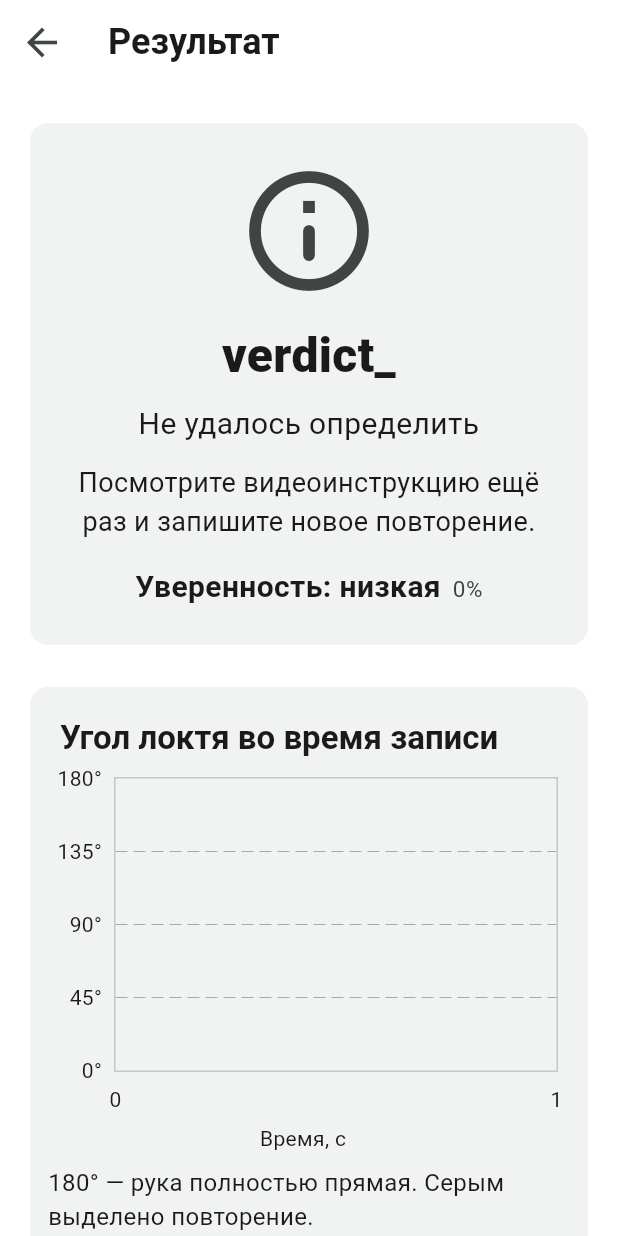
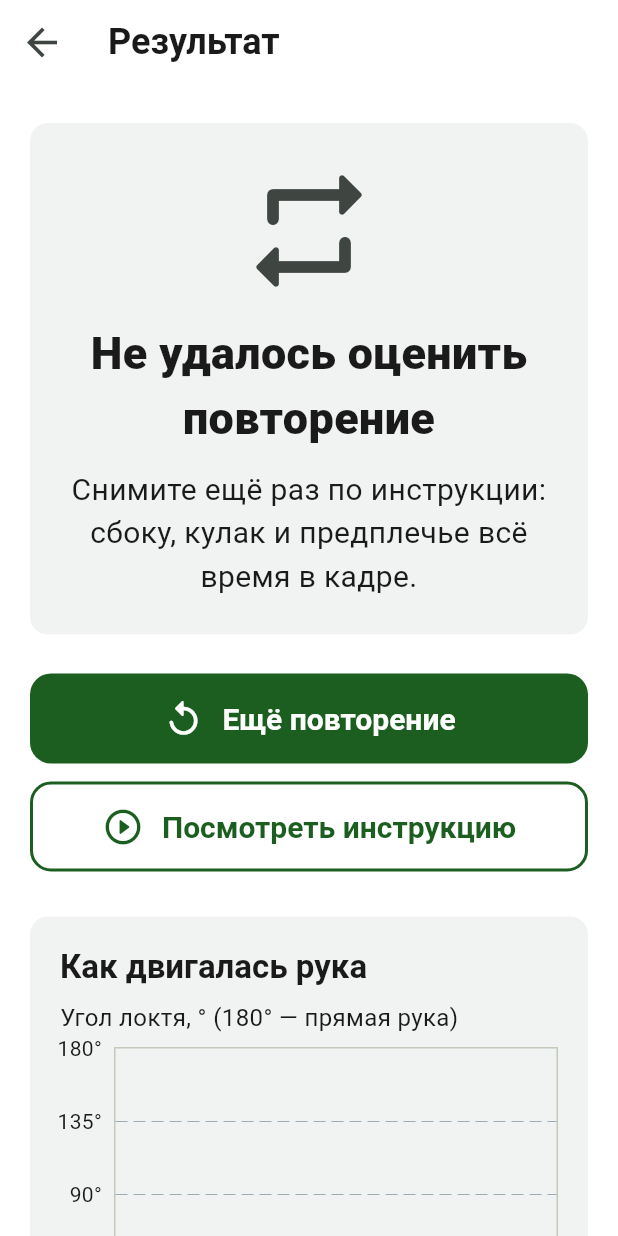
Before and after one commit to Qalau-Development/seriq-ai, a Flutter app: the ResultScreen screen opened directly with empty values, on a phone screen of 412 x 824 dp. Run offline on Flutter 3.47's test engine with Material 3 defaults, Android fonts, the phone set to English and light mode, and no system bars; our stand-ins replace image_picker, material_ui, shared_preferences, video_player; accounts and stored records are empty.

Commit message:
Экран результата переделан: итог по метке, угол разгибания, уверенность без процента

```diff
--- a/apps/mobile/lib/core/strings.dart
+++ b/apps/mobile/lib/core/strings.dart
@@ -42,18 +42,22 @@ class Strings {
     'try_again': 'Попробовать снова',
     'verdict_completed': 'Выполнено',
     'verdict_check_instructions': 'Проверьте инструкцию',
-    'verdict_check_instructions_hint':
-        'Посмотрите видеоинструкцию ещё раз и запишите новое повторение.',
     'label_complete': 'Выполнено полностью',
     'label_incomplete': 'Выполнено не полностью',
     'label_uncertain': 'Не удалось определить',
-    'confidence_title': 'Уверенность',
+    'result_heading_complete': 'Выполнено',
+    'result_heading_incomplete': 'Рука разогнута не до конца',
+    'result_heading_uncertain': 'Не удалось оценить повторение',
+    'result_text_complete': 'Рука разогнулась до {max}° — полностью.',
+    'result_text_incomplete': 'Рука разогнулась до {max}° из 180°. Посмотрите инструкцию и попробуйте ещё раз.',
+    'result_text_uncertain': 'Снимите ещё раз по инструкции: сбоку, кулак и предплечье всё время в кадре.',
+    'confidence_title': 'Уверенность оценки',
     'confidence_high': 'высокая',
     'confidence_medium': 'средняя',
     'confidence_low': 'низкая',
-    'chart_title': 'Угол локтя во время записи',
+    'chart_title': 'Как двигалась рука',
+    'chart_y_label': 'Угол локтя, ° (180° — прямая рука)',
     'chart_x_label': 'Время, с',
-    'chart_hint': '180° — рука полностью прямая. Серым выделено повторение.',
     'chart_gap_hint': 'Разрывы линии — моменты, когда рука не была видна.',
     'mock_badge': 'Тестовые данные — не результат модели',
     'warnings_title': 'Подсказки по съёмке',
@@ -146,18 +150,22 @@ class Strings {
     'try_again': 'Қайталап көру',
     'verdict_completed': 'Орындалды',
     'verdict_check_instructions': 'Нұсқаулықты тексеріңіз',
-    'verdict_check_instructions_hint':
-        'Бейненұсқаулықты қайта қарап, жаңа қайталауды жазыңыз.',
     'label_complete': 'Толық орындалды',
     'label_incomplete': 'Толық орындалмады',
     'label_uncertain': 'Анықтау мүмкін болмады',
-    'confidence_title': 'Сенімділік',
+    'result_heading_complete': 'Орындалды',
+    'result_heading_incomplete': 'Қол соңына дейін жазылмады',
+    'result_heading_uncertain': 'Қайталауды бағалау мүмкін болмады',
+    'result_text_complete': 'Жазылу бұрышы: {max}° — қол толық жазылды.',
+    'result_text_incomplete': 'Жазылу бұрышы: {max}°, толық жазылу — 180°. Нұсқаулықты қарап, қайталап көріңіз.',
+    'result_text_uncertain': 'Нұсқаулық бойынша қайта түсіріңіз: бүйірден, жұдырық пен білек үнемі кадрда болсын.',
+    'confidence_title': 'Бағалаудың сенімділігі',
     'confidence_high': 'жоғары',
     'confidence_medium': 'орташа',
     'confidence_low': 'төмен',
-    'chart_title': 'Жазу кезіндегі шынтақ бұрышы',
+    'chart_title': 'Қол қалай қозғалды',
+    'chart_y_label': 'Шынтақ бұрышы, ° (180° — түзу қол)',
     'chart_x_label': 'Уақыт, с',
-    'chart_hint': '180° — қол толық түзу. Қайталау сұр түспен белгіленген.',
     'chart_gap_hint': 'Сызықтағы үзілістер — қол көрінбеген сәттер.',
     'mock_badge': 'Сынақ деректері — модель нәтижесі емес',
     'warnings_title': 'Түсіру бойынша кеңестер',
--- a/apps/mobile/lib/features/result/result_screen.dart
+++ b/apps/mobile/lib/features/result/result_screen.dart
@@ -8,7 +8,7 @@ import '../../widgets/big_button.dart';
 import '../../widgets/mock_badge.dart';
 import '../../widgets/verdict_card.dart';
 
-// ResultScreen — результат анализа одного повторения
+// ResultScreen — результат одного повторения: итог, кнопки, график, уверенность
 class ResultScreen extends StatelessWidget {
   final AnalysisResult result;
 
@@ -17,6 +17,7 @@ class ResultScreen extends StatelessWidget {
   @override
   Widget build(BuildContext context) {
     final cycle = result.mainCycle;
+    final titleStyle = Theme.of(context).textTheme.titleLarge;
     final hints = result.warnings
         .map((w) => 'warning_$w')
         .where(Strings.ru.containsKey)
@@ -32,9 +33,38 @@ class ResultScreen extends StatelessWidget {
               const SizedBox(height: 16),
             ],
             VerdictCard(
-              verdict: result.verdict,
               label: cycle?.label ?? 'uncertain',
-              confidence: cycle?.confidence ?? 0,
+              maxAngle: result.angleSeries.maxValue,
+            ),
+            const SizedBox(height: 20),
+            BigButton(
+              label: tr('another_attempt'),
+              icon: Icons.replay_rounded,
+              onPressed: () => Navigator.pop(context),
+            ),
+            const SizedBox(height: 12),
+            BigButton(
+              label: tr('watch_instruction'),
+              icon: Icons.play_circle_outline_rounded,
+              primary: false,
+              onPressed: () =>
+                  Navigator.pushNamed(context, '/exercise', arguments: true),
+            ),
+            const SizedBox(height: 24),
+            Card(
+              child: Padding(
+                padding: const EdgeInsets.fromLTRB(12, 20, 20, 12),
+                child: Column(
+                  crossAxisAlignment: CrossAxisAlignment.start,
+                  children: [
+                    Padding(
+                      padding: const EdgeInsets.only(left: 8, bottom: 8),
+                      child: Text(tr('chart_title'), style: titleStyle),
+                    ),
+                    AngleChart(series: result.angleSeries),
+                  ],
+                ),
+              ),
             ),
             if (hints.isNotEmpty) ...[
               const SizedBox(height: 16),
@@ -44,8 +74,7 @@ class ResultScreen extends StatelessWidget {
                   child: Column(
                     crossAxisAlignment: CrossAxisAlignment.start,
                     children: [
-                      Text(tr('warnings_title'),
-                          style: Theme.of(context).textTheme.titleLarge),
+                      Text(tr('warnings_title'), style: titleStyle),
                       const SizedBox(height: 8),
                       for (final h in hints)
                         Padding(
@@ -64,44 +93,23 @@ class ResultScreen extends StatelessWidget {
                 ),
               ),
             ],
-            const SizedBox(height: 16),
-            Card(
-              child: Padding(
-                padding: const EdgeInsets.fromLTRB(12, 20, 20, 12),
-                child: Column(
-                  crossAxisAlignment: CrossAxisAlignment.start,
-                  children: [
-                    Padding(
-                      padding: const EdgeInsets.only(left: 8, bottom: 12),
-                      child: Text(tr('chart_title'),
-                          style: Theme.of(context).textTheme.titleLarge),
-                    ),
-                    AngleChart(series: result.angleSeries, cycle: cycle),
-                  ],
+            if (cycle != null) ...[
+              const SizedBox(height: 16),
+              Text(
+                '${tr('confidence_title')}: ${trConfidence(cycle.confidence)}',
+                style: TextStyle(
+                  fontSize: 16,
+                  color: Theme.of(context).colorScheme.onSurfaceVariant,
                 ),
               ),
-            ),
+            ],
             if (kDebugMode) ...[
-              const SizedBox(height: 12),
+              const SizedBox(height: 8),
               Text(
                 'source: ${result.source} · model_version: ${result.modelVersion} · processing_ms: ${result.processingMs}',
                 style: const TextStyle(fontSize: 14),
               ),
             ],
-            const SizedBox(height: 24),
-            BigButton(
-              label: tr('another_attempt'),
-              icon: Icons.replay_rounded,
-              onPressed: () => Navigator.pop(context),
-            ),
-            const SizedBox(height: 12),
-            BigButton(
-              label: tr('watch_instruction'),
-              icon: Icons.play_circle_outline_rounded,
-              primary: false,
-              onPressed: () =>
-                  Navigator.pushNamed(context, '/exercise', arguments: true),
-            ),
           ],
         ),
       ),
--- a/apps/mobile/lib/models/analysis_result.dart
+++ b/apps/mobile/lib/models/analysis_result.dart
@@ -26,6 +26,12 @@ class AngleSeries {
         values = (j['values'] as List)
             .map((v) => v == null ? null : (v as num).toDouble())
             .toList();
+
+  // maxValue — наибольший угол без пропусков, null если руки не было видно
+  double? get maxValue {
+    final known = values.whereType<double>();
+    return known.isEmpty ? null : known.reduce((a, b) => a > b ? a : b);
+  }
 }
 
 // AnalysisResult — полный ответ POST /analysis
--- a/apps/mobile/lib/widgets/angle_chart.dart
+++ b/apps/mobile/lib/widgets/angle_chart.dart
@@ -4,12 +4,11 @@ import 'package:material_ui/material_ui.dart';
 import '../core/strings.dart';
 import '../models/analysis_result.dart';
 
-// AngleChart — график угла локтя по времени, null — разрыв линии, серым — повторение
+// AngleChart — график угла локтя по времени, null — разрыв линии
 class AngleChart extends StatelessWidget {
   final AngleSeries series;
-  final CycleResult? cycle;
 
-  const AngleChart({super.key, required this.series, this.cycle});
+  const AngleChart({super.key, required this.series});
 
   @override
   Widget build(BuildContext context) {
@@ -23,16 +22,15 @@ class AngleChart extends StatelessWidget {
     ];
     final maxX = series.values.length <= 1 ? 1.0 : (series.values.length - 1) / fps;
     const axisStyle = TextStyle(fontSize: 14);
-    final c = cycle;
-    final x1 = c == null ? 0.0 : c.startS.clamp(0, maxX).toDouble();
-    final x2 = c == null ? 0.0 : c.endS.clamp(0, maxX).toDouble();
-    final hint = series.values.contains(null)
-        ? '${tr('chart_hint')} ${tr('chart_gap_hint')}'
-        : tr('chart_hint');
+    final hasGaps = series.values.contains(null);
 
     return Column(
       crossAxisAlignment: CrossAxisAlignment.start,
       children: [
+        Padding(
+          padding: const EdgeInsets.only(left: 8, bottom: 8),
+          child: Text(tr('chart_y_label'), style: const TextStyle(fontSize: 16)),
+        ),
         AspectRatio(
           aspectRatio: 1.5,
           child: LineChart(
@@ -42,16 +40,6 @@ class AngleChart extends StatelessWidget {
               minY: 0,
               maxY: 180,
               lineTouchData: const LineTouchData(enabled: false),
-              rangeAnnotations: RangeAnnotations(
-                verticalRangeAnnotations: [
-                  if (x2 > x1)
-                    VerticalRangeAnnotation(
-                      x1: x1,
-                      x2: x2,
-                      color: scheme.onSurface.withValues(alpha: 0.12),
-                    ),
-                ],
-              ),
               gridData: FlGridData(
                 horizontalInterval: 45,
                 verticalInterval: maxX > 10 ? 2 : 1,
@@ -99,8 +87,10 @@ class AngleChart extends StatelessWidget {
         ),
         const SizedBox(height: 4),
         Center(child: Text(tr('chart_x_label'), style: axisStyle)),
-        const SizedBox(height: 8),
-        Text(hint, style: const TextStyle(fontSize: 16)),
+        if (hasGaps) ...[
+          const SizedBox(height: 8),
+          Text(tr('chart_gap_hint'), style: const TextStyle(fontSize: 16)),
+        ],
       ],
     );
   }
--- a/apps/mobile/lib/widgets/verdict_card.dart
+++ b/apps/mobile/lib/widgets/verdict_card.dart
@@ -2,73 +2,54 @@ import 'package:material_ui/material_ui.dart';
 
 import '../core/strings.dart';
 
-// VerdictCard — «Выполнено» или «Проверьте инструкцию» с уверенностью
+// VerdictCard — крупный итог повторения по метке и одна строка пояснения
 class VerdictCard extends StatelessWidget {
-  final String verdict;
   final String label;
-  final double confidence;
+  final double? maxAngle;
 
-  const VerdictCard({
-    super.key,
-    required this.verdict,
-    required this.label,
-    required this.confidence,
-  });
+  const VerdictCard({super.key, required this.label, this.maxAngle});
 
   @override
   Widget build(BuildContext context) {
     final scheme = Theme.of(context).colorScheme;
-    final done = verdict == 'completed';
+    final known = const {'complete', 'incomplete', 'uncertain'}.contains(label)
+        ? label
+        : 'uncertain';
+    final done = known == 'complete';
     final color = done ? scheme.primary : scheme.onSurfaceVariant;
+    final max = maxAngle;
+    final needsAngle = known != 'uncertain';
+    final text = needsAngle && max == null
+        ? null
+        : tr('result_text_$known').replaceAll('{max}', '${max?.round()}');
     return Card(
       child: Padding(
         padding: const EdgeInsets.all(24),
         child: Column(
           children: [
             Icon(
-              done ? Icons.check_circle_rounded : Icons.info_outline_rounded,
+              done ? Icons.check_circle_rounded : Icons.repeat_rounded,
               size: 96,
               color: color,
             ),
             const SizedBox(height: 12),
             Text(
-              tr('verdict_$verdict'),
+              tr('result_heading_$known'),
               textAlign: TextAlign.center,
               style: TextStyle(
-                fontSize: 32,
+                fontSize: 30,
                 fontWeight: FontWeight.w800,
                 color: done ? scheme.primary : scheme.onSurface,
               ),
             ),
-            const SizedBox(height: 8),
-            Text(
-              tr('label_$label'),
-              textAlign: TextAlign.center,
-              style: const TextStyle(fontSize: 20),
-            ),
-            if (!done) ...[
+            if (text != null) ...[
               const SizedBox(height: 12),
               Text(
-                tr('verdict_check_instructions_hint'),
+                text,
                 textAlign: TextAlign.center,
-                style: const TextStyle(fontSize: 18),
+                style: const TextStyle(fontSize: 20),
               ),
             ],
-            const SizedBox(height: 16),
-            Text.rich(
-              TextSpan(children: [
-                TextSpan(
-                  text: '${tr('confidence_title')}: ${trConfidence(confidence)}',
-                  style: const TextStyle(
-                      fontSize: 20, fontWeight: FontWeight.w600),
-                ),
-                TextSpan(
-                  text: '  ${(confidence * 100).round()}%',
-                  style: TextStyle(fontSize: 15, color: scheme.onSurfaceVariant),
-                ),
-              ]),
-              textAlign: TextAlign.center,
-            ),
           ],
         ),
       ),
```
Also changed, not shown: 1 other file.
